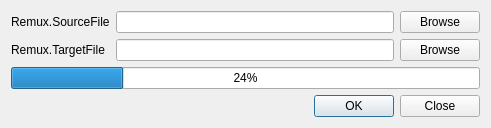
Old version of the form other/obs-studio/UI/forms/OBSRemux.ui in the repository Logitech/ghub-obs-plugin.
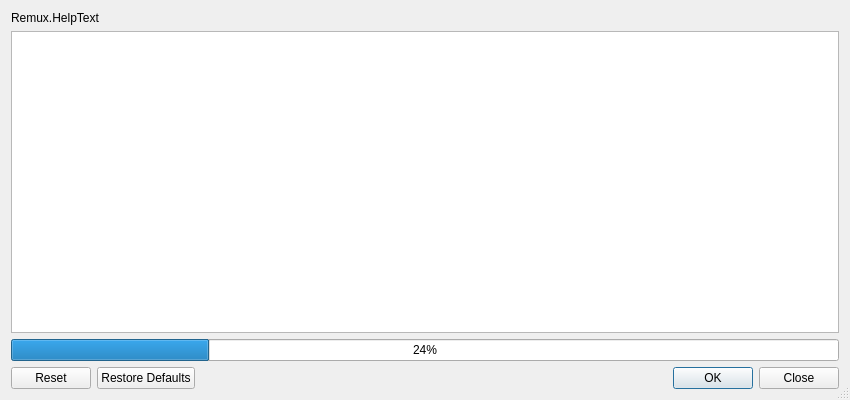
New version of the form.

What changed in the file:
```diff
--- a/other/obs-studio/UI/forms/OBSRemux.ui
+++ b/other/obs-studio/UI/forms/OBSRemux.ui
@@ -6,76 +6,64 @@
    <rect>
     <x>0</x>
     <y>0</y>
-    <width>491</width>
-    <height>124</height>
+    <width>850</width>
+    <height>400</height>
    </rect>
   </property>
   <property name="windowTitle">
    <string>RemuxRecordings</string>
   </property>
-   <layout class="QGridLayout" name="formLayout">
-    <item row="1" column="0">
+  <property name="sizeGripEnabled">
+   <bool>true</bool>
+  </property>
+  <layout class="QGridLayout" name="gridLayout">
+   <item row="0" column="0">
      <widget class="QLabel" name="label">
       <property name="text">
-       <string>Remux.SourceFile</string>
+      <string>Remux.HelpText</string>
       </property>
      </widget>
     </item>
-    <item row="2" column="0">
-     <widget class="QLabel" name="label_2">
-      <property name="text">
-       <string>Remux.TargetFile</string>
-      </property>
-     </widget>
-    </item>
-    <item row="1" column="1">
-     <layout class="QHBoxLayout" name="horizontalLayout_2">
-      <item>
-       <widget class="QLineEdit" name="sourceFile">
-       </widget>
-      </item>
-      <item>
-       <widget class="QPushButton" name="browseSource">
-        <property name="text">
-         <string>Browse</string>
-        </property>
-       </widget>
-      </item>
-     </layout>
-    </item>
-    <item row="2" column="1">
-     <layout class="QHBoxLayout" name="horizontalLayout_3">
-      <item>
-       <widget class="QLineEdit" name="targetFile">
-       </widget>
-      </item>
-      <item>
-       <widget class="QPushButton" name="browseTarget">
-        <property name="text">
-         <string>Browse</string>
-        </property>
-       </widget>
-      </item>
-     </layout>
-    </item>
-    <item row="3" column="0" colspan="2">
-     <widget class="QProgressBar" name="progressBar">
-      <property name="value">
-       <number>24</number>
-      </property>
-     </widget>
-    </item>
-    <item row="4" column="1">
+   <item row="3" column="0">
      <layout class="QHBoxLayout" name="horizontalLayout_4">
+     <property name="spacing">
+      <number>6</number>
+     </property>
       <item>
        <widget class="QDialogButtonBox" name="buttonBox">
         <property name="standardButtons">
-         <set>QDialogButtonBox::Ok|QDialogButtonBox::Close</set>
+        <set>QDialogButtonBox::Close|QDialogButtonBox::Ok|QDialogButtonBox::Reset|QDialogButtonBox::RestoreDefaults</set>
         </property>
        </widget>
       </item>
      </layout>
     </item>
+   <item row="1" column="0">
+    <widget class="QTableView" name="tableView">
+     <property name="selectionMode">
+      <enum>QAbstractItemView::NoSelection</enum>
+     </property>
+     <attribute name="horizontalHeaderMinimumSectionSize">
+      <number>23</number>
+     </attribute>
+     <attribute name="horizontalHeaderDefaultSectionSize">
+      <number>23</number>
+     </attribute>
+     <attribute name="verticalHeaderVisible">
+      <bool>false</bool>
+     </attribute>
+     <attribute name="verticalHeaderDefaultSectionSize">
+      <number>24</number>
+     </attribute>
+    </widget>
+   </item>
+   <item row="2" column="0">
+    <widget class="QProgressBar" name="progressBar">
+     <property name="value">
+      <number>24</number>
+     </property>
+    </widget>
+   </item>
    </layout>
  </widget>
  <resources/>
```
Lines whose indentation alone changed are shown as unchanged.
